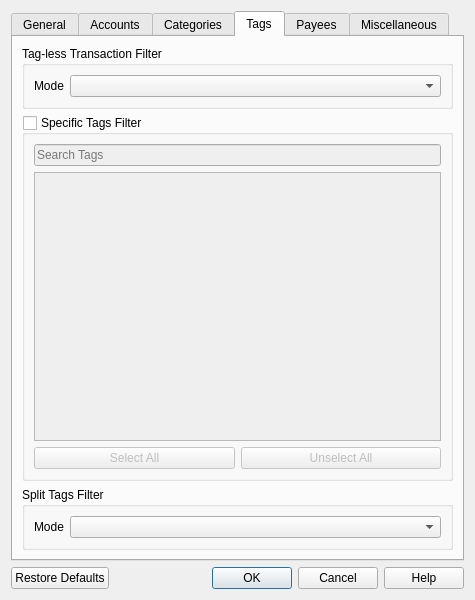
Above: src/views/ui_files/forms/transaction_filter_form.ui from JakubFranek/Kapytal before the change. Below: the same form after it.
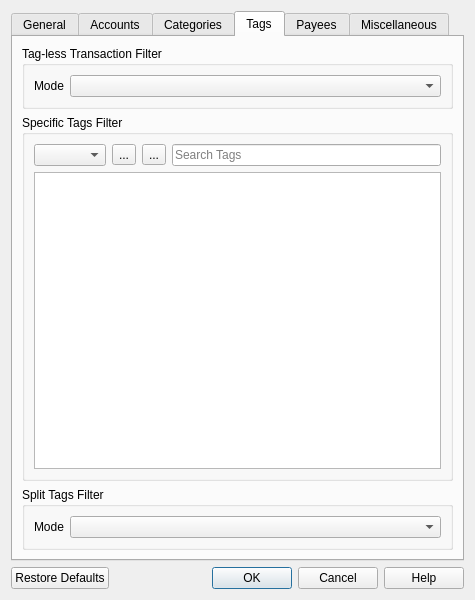
That is the form after the change. The open tabs and pages were chosen to show the change.

Commit message:
Support Discard mode in Specific Tags Filter UI
Add Filter Mode combo box to Specific Tags Filter in Transaction Filter
Form.
Replace Select/Unselect All push buttons with tool buttons in Specific
Tags Filter in Transaction Filter Form.
Add text-based indicator of amount of selected Tags in Specific Tags
Filter in Transaction Table Form.
Refactor TagFilterPresenter.
Align decimals in CurrencyTableModel to the right.
Add Event for checking or unchecking and item in CheckableListModel.

```diff
--- a/src/views/ui_files/forms/transaction_filter_form.ui
+++ b/src/views/ui_files/forms/transaction_filter_form.ui
@@ -671,43 +671,46 @@
           <string>Specific Tags Filter</string>
          </property>
          <property name="checkable">
-          <bool>true</bool>
+          <bool>false</bool>
          </property>
          <property name="checked">
           <bool>false</bool>
          </property>
          <layout class="QVBoxLayout" name="verticalLayout_14">
           <item>
-           <widget class="QLineEdit" name="tagsSearchLineEdit">
-            <property name="toolTip">
-             <string>&lt;html&gt;&lt;head/&gt;&lt;body&gt;&lt;p&gt;Special characters:&lt;/p&gt;&lt;p&gt;* matches zero or more of any characters&lt;br/&gt;? matches any single character&lt;br/&gt;[...] matches any character within square brackets&lt;/p&gt;&lt;/body&gt;&lt;/html&gt;</string>
-            </property>
-            <property name="placeholderText">
-             <string>Search Tags</string>
-            </property>
-           </widget>
-          </item>
-          <item>
-           <widget class="QListView" name="tagsListView"/>
-          </item>
-          <item>
-           <layout class="QHBoxLayout" name="tagsButtonsHorizontalLayout">
+           <layout class="QHBoxLayout" name="specificTagsFilterControlsHorizontalLayout">
             <item>
-             <widget class="QPushButton" name="tagsSelectAllPushButton">
+             <widget class="QComboBox" name="specificTagsFilterModeComboBox"/>
+            </item>
+            <item>
+             <widget class="QToolButton" name="specificTagsFilterSelectAllToolButton">
               <property name="text">
-               <string>Select All</string>
+               <string>...</string>
               </property>
              </widget>
             </item>
             <item>
-             <widget class="QPushButton" name="tagsUnselectAllPushButton">
+             <widget class="QToolButton" name="specificTagsFilterUnselectAllToolButton">
               <property name="text">
-               <string>Unselect All</string>
+               <string>...</string>
+              </property>
+             </widget>
+            </item>
+            <item>
+             <widget class="QLineEdit" name="tagsSearchLineEdit">
+              <property name="toolTip">
+               <string>&lt;html&gt;&lt;head/&gt;&lt;body&gt;&lt;p&gt;Special characters:&lt;/p&gt;&lt;p&gt;* matches zero or more of any characters&lt;br/&gt;? matches any single character&lt;br/&gt;[...] matches any character within square brackets&lt;/p&gt;&lt;/body&gt;&lt;/html&gt;</string>
+              </property>
+              <property name="placeholderText">
+               <string>Search Tags</string>
               </property>
              </widget>
             </item>
            </layout>
           </item>
+          <item>
+           <widget class="QListView" name="tagsListView"/>
+          </item>
          </layout>
         </widget>
        </item>
```
The commit also changes 5 other files.
